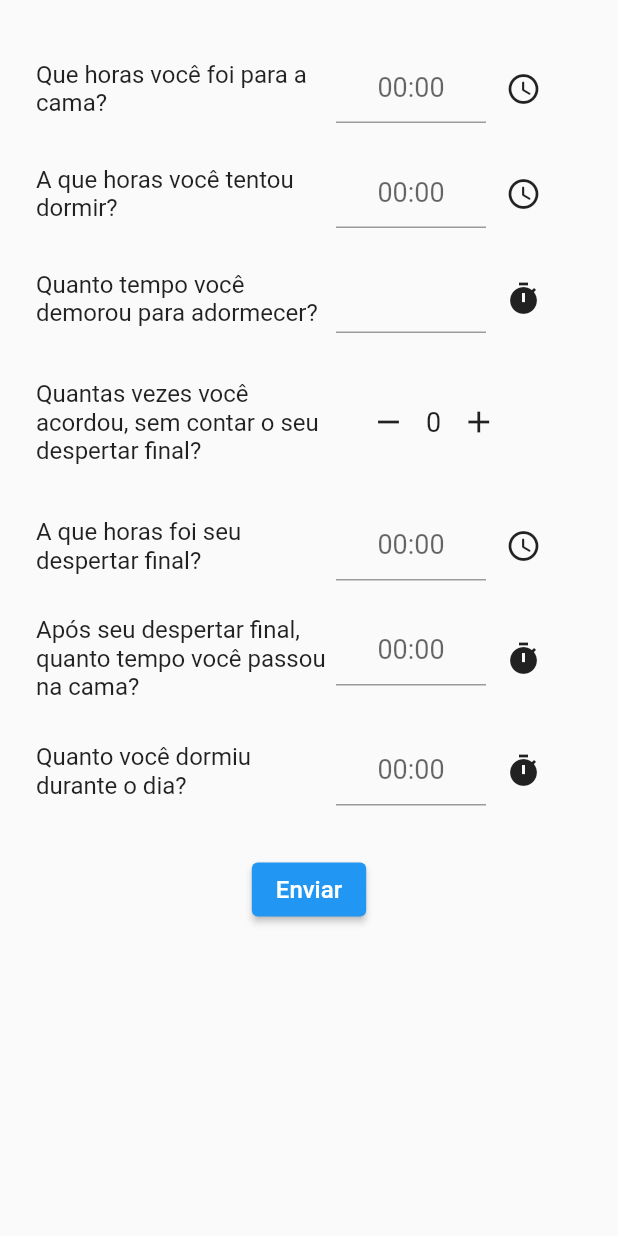
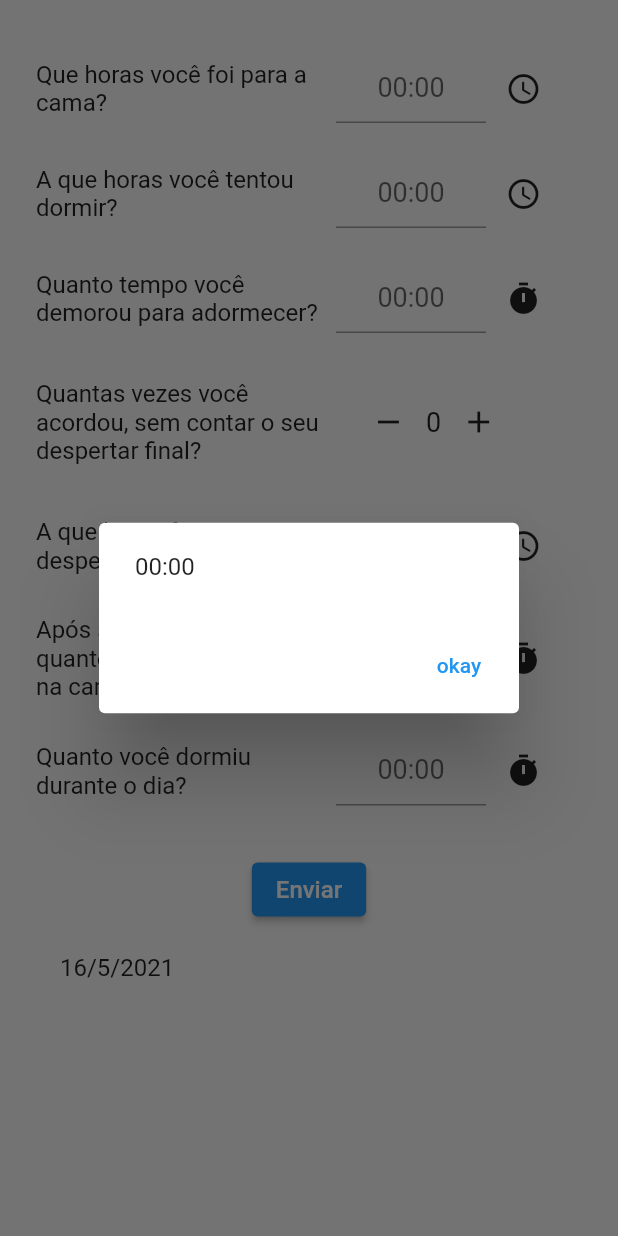
Before and after one commit to juliaalmeida13/APP-MENTAL, a Flutter app: the SleepPage screen opened directly, after a tap on "Enviar", on a phone screen of 412 x 824 dp. Run offline on Flutter 3.47's test engine with Material 2 defaults, Android fonts, the phone set to English and light mode, and no system bars; our stand-ins replace cloud_firestore, firebase_auth, firebase_core, shared_preferences, simple_animations; missing offline and left inert: flutter_phone_direct_caller; accounts and stored records are empty.

Commit message:
simples mudanças

```diff
--- a/app base/lib/views/sleep_diary.dart
+++ b/app base/lib/views/sleep_diary.dart
@@ -12,15 +12,15 @@ class _SleepPageState extends State<SleepPage> {
   DateTime pickedDate;
   DatabaseMethods databaseMethods = new DatabaseMethods();
 
-  String _resQuest1;
-  String _resQuest2;
-  String _resQuest3;
+  String _resQuest1 = "00:00";
+  String _resQuest2 = "00:00";
+  String _resQuest3 = "00:00";
   int qtd = 0;
-  String _resQuest5;
-  String _resQuest6;
-  String _resQuest7;
-  String _resQuest8;
-  String userEmail;
+  String _resQuest5 = "00:00";
+  String _resQuest6 = "00:00";
+  String _resQuest7 = "00:00";
+  String _resQuest8 = "00:00";
+  String userEmail = "00:00";
 
   final GlobalKey<FormState> _formKey = GlobalKey<FormState>();
 
@@ -452,7 +452,48 @@ class _SleepPageState extends State<SleepPage> {
                       fontSize: 16,
                     ),
                   ),
-                  onPressed: () => {print(userEmail), enviarRespostas()},
+                  onPressed: () async {
+                    print(userEmail);
+                    // enviarRespostas(),
+                    var format = DateFormat("HH:mm");
+                    var quest1 =
+                        format.parse(_resQuest1).subtract(Duration(hours: 12));
+                    var quest2 =
+                        format.parse(_resQuest2).subtract(Duration(hours: 12));
+                    var quest3 = format.parse(_resQuest3);
+                    var quest5 = format.parse(_resQuest5);
+                    var quest6 =
+                        format.parse(_resQuest6).add(Duration(hours: 12));
+                    var quest7 = format.parse(_resQuest7);
+
+                    var intervaloTentouDormirEAcordou =
+                        format.parse(quest6.difference(quest2).toString());
+
+                    var intervaloFoiParaCamaEAcordou =
+                        format.parse(quest6.difference(quest1).toString());
+
+                    var demorouDomirMaisTotalDespertar = quest3.add(
+                        Duration(hours: quest5.hour, minutes: quest5.minute));
+                    var tempoTotalDeSono =
+                        intervaloTentouDormirEAcordou.subtract(Duration(
+                      hours: demorouDomirMaisTotalDespertar.hour,
+                      minutes: demorouDomirMaisTotalDespertar.minute,
+                    ));
+
+                    var tempoTotalNaCama =
+                        intervaloFoiParaCamaEAcordou.add(Duration(
+                      hours: quest7.hour,
+                      minutes: quest7.minute,
+                    ));
+
+                    String res2 = DateFormat("HH:mm").format(tempoTotalNaCama);
+
+                    await showInformationDialog(context, res2);
+                  },
+                ),
+                ListTile(
+                  title: Text(
+                      "${pickedDate.day}/${pickedDate.month}/${pickedDate.year}"),
                 ),
               ],
             ),
@@ -484,3 +525,44 @@ class _SleepPageState extends State<SleepPage> {
     }
   }
 }
+
+Future<void> showInformationDialog(BuildContext context, String text) async {
+  return await showDialog(
+    context: context,
+    builder: (context) {
+      return AlertDialog(
+        content: Text(text),
+        actions: [
+          TextButton(
+            onPressed: () {
+              Navigator.of(context).pop();
+            },
+            child: Text('okay'),
+          )
+        ],
+      );
+    },
+  );
+}
+
+calculoEficienciaSono(
+    String _resQuest1,
+    String _resQuest2,
+    String _resQuest3,
+    int qtd,
+    String _resQuest5,
+    String _resQuest6,
+    String _resQuest7,
+    String _resQuest8) {
+  //<<<<<<<<<< pega quanto tempo a pessoa dormiu >>>>>>>>>>
+  var format = DateFormat("HH:mm");
+  var quest2 = format.parse(_resQuest2).subtract(Duration(hours: 12));
+  var quest6 = format.parse(_resQuest6).add(Duration(hours: 12));
+  var res1 = format.parse(quest2.difference(quest6).toString());
+
+  var quest3 = format.parse(_resQuest3);
+  var res2 =
+      res1.subtract(Duration(hours: quest3.hour, minutes: quest3.minute));
+
+  //String res2 = DateFormat("HH:mm").format(res1);
+}
```
